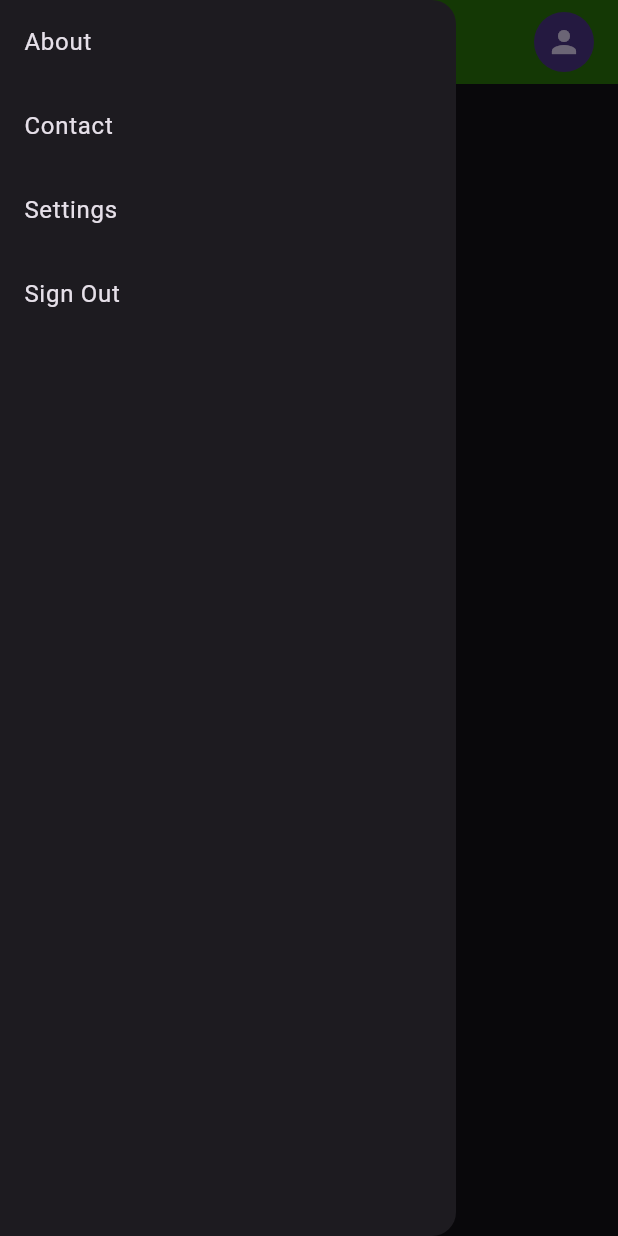
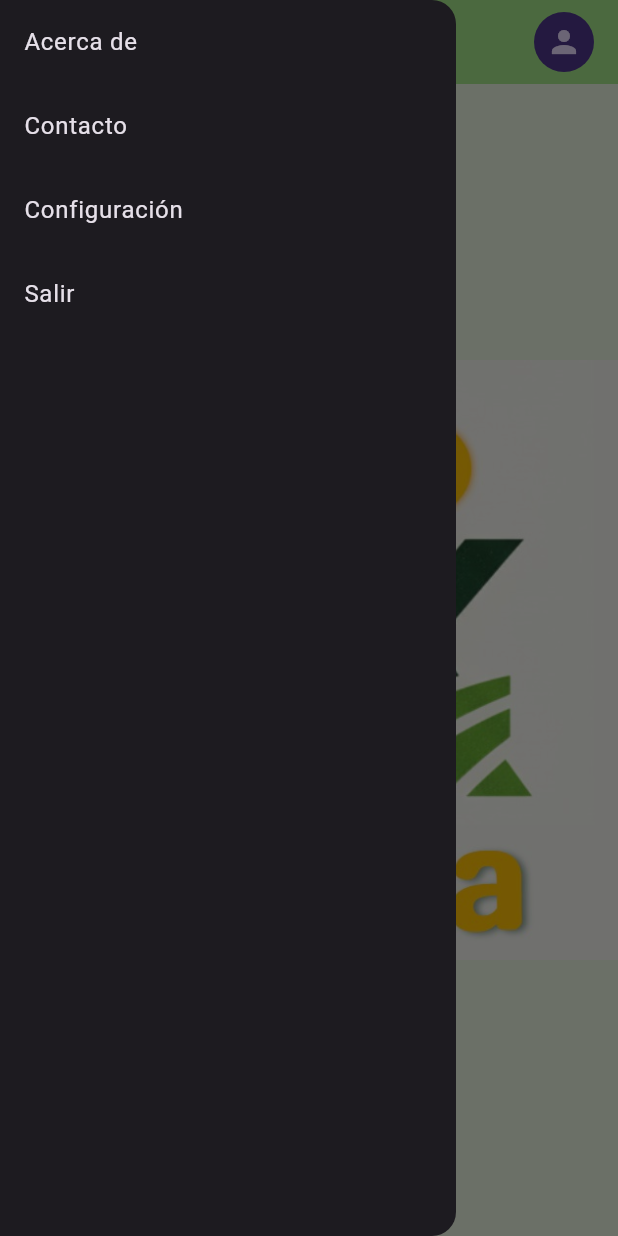
Before and after one commit to leonelburgos1/Finkia_aplication, a Flutter app: the ResponsiveNavBarPage screen opened directly, with the side drawer open, on a phone screen of 412 x 824 dp. Run offline on Flutter 3.47's test engine with Material 3 defaults, Android fonts, the phone set to English and light mode, and no system bars; our stand-ins replace firebase_auth, firebase_core; accounts and stored records are empty.

Commit message:
Cambio de colores inicio

```diff
--- a/Finkia_aplication/lib/screens/inicio.dart
+++ b/Finkia_aplication/lib/screens/inicio.dart
@@ -14,8 +14,9 @@ class ResponsiveNavBarPage extends StatelessWidget {
       data: ThemeData.dark(),
       child: Scaffold(
         key: _scaffoldKey,
+        backgroundColor: const Color.fromARGB(255, 118, 235, 15), // 💚 Color de fondo
         appBar: AppBar(
-          backgroundColor: const Color.fromRGBO(43, 122, 11, 1),
+          backgroundColor: const Color.fromARGB(255, 163, 228, 138),
           elevation: 0,
           titleSpacing: 0,
           leading: isLargeScreen
@@ -30,8 +31,8 @@ class ResponsiveNavBarPage extends StatelessWidget {
               mainAxisAlignment: MainAxisAlignment.center,
               children: [
                 Image.asset(
-                  'assets/images/logo_splash.jpg',
-                  height: 40, // ajusta el tamaño según el diseño
+                  'assets/images/Finkia_Transparente.png',
+                  height: 40,
                 ),
                 if (isLargeScreen) Expanded(child: _navBarItems()),
               ],
@@ -45,7 +46,20 @@ class ResponsiveNavBarPage extends StatelessWidget {
           ],
         ),
         drawer: isLargeScreen ? null : _drawer(),
-        body: const Center(child: Text("Body")),
+
+        // 💡 Aquí cambiamos el "Body" por una imagen de fondo
+        body: Container(
+          width: double.infinity,
+          height: double.infinity,
+          decoration: const BoxDecoration(
+            color: Color(0xFFEAF4E1), // color base si la imagen no carga
+            image: DecorationImage(
+              image: AssetImage('assets/images/logo_splash.jpg'),
+              fit: BoxFit.contain, // mantiene proporción sin deformar
+              alignment: Alignment.center,
+            ),
+          ),
+        ),
       ),
     );
   }
@@ -86,10 +100,10 @@ class ResponsiveNavBarPage extends StatelessWidget {
 }
 
 final List<String> _menuItems = <String>[
-  'About',
-  'Contact',
-  'Settings',
-  'Sign Out',
+  'Acerca de',
+  'Contacto',
+  'Configuración',
+  'Salir',
 ];
 
 enum Menu { itemOne, itemTwo, itemThree }
@@ -104,11 +118,11 @@ class _ProfileIcon extends StatelessWidget {
       offset: const Offset(0, 40),
       onSelected: (Menu item) {},
       itemBuilder: (BuildContext context) => <PopupMenuEntry<Menu>>[
-        const PopupMenuItem<Menu>(value: Menu.itemOne, child: Text('Account')),
-        const PopupMenuItem<Menu>(value: Menu.itemTwo, child: Text('Settings')),
+        const PopupMenuItem<Menu>(value: Menu.itemOne, child: Text('Cuenta')),
+        const PopupMenuItem<Menu>(value: Menu.itemTwo, child: Text('Configuración')),
         const PopupMenuItem<Menu>(
           value: Menu.itemThree,
-          child: Text('Sign Out'),
+          child: Text('Salir'),
         ),
       ],
     );
```
Also changed, not shown: Finkia_aplication/assets/images/Finkia_Transparente.png (added). Lines whose indentation alone changed are shown as unchanged.
